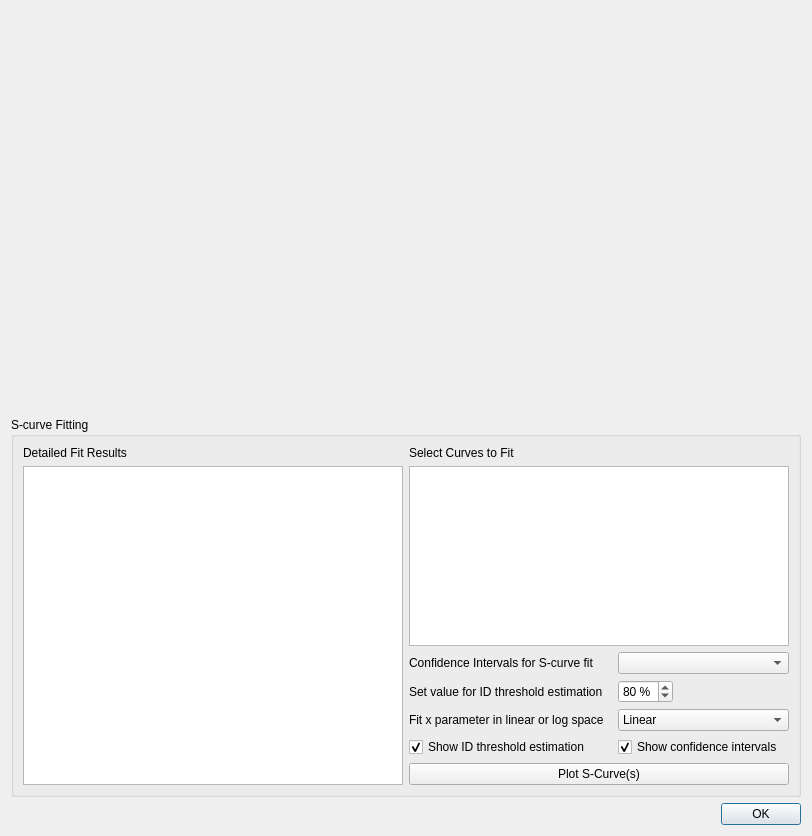
LLNL/RASE, file src/ui/results_plotting_dialog.ui: the form before one commit.
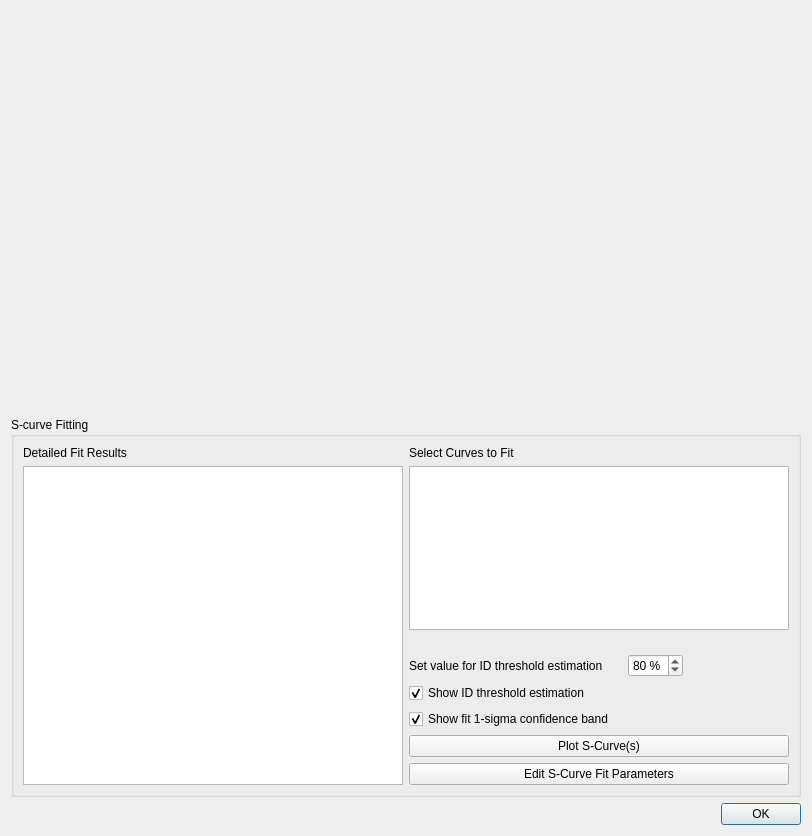
The form after the commit.

Diff of the .ui file:
```diff
--- a/src/ui/results_plotting_dialog.ui
+++ b/src/ui/results_plotting_dialog.ui
@@ -94,20 +94,6 @@
             <property name="horizontalSpacing">
              <number>14</number>
             </property>
-            <item row="0" column="0">
-             <widget class="QLabel" name="label">
-              <property name="text">
-               <string>Confidence Intervals for S-curve fit</string>
-              </property>
-             </widget>
-            </item>
-            <item row="0" column="1">
-             <widget class="QComboBox" name="alphaCBox">
-              <property name="layoutDirection">
-               <enum>Qt::LeftToRight</enum>
-              </property>
-             </widget>
-            </item>
             <item row="1" column="0">
              <widget class="QLabel" name="setValueForIDThresholdEstimationLabel">
               <property name="text">
@@ -135,45 +121,6 @@
              </widget>
             </item>
             <item row="2" column="0">
-             <widget class="QLabel" name="label_3">
-              <property name="text">
-               <string>Fit x parameter in linear or log space</string>
-              </property>
-             </widget>
-            </item>
-            <item row="2" column="1">
-             <widget class="QComboBox" name="combo_fitspace">
-              <property name="sizePolicy">
-               <sizepolicy hsizetype="Preferred" vsizetype="Fixed">
-                <horstretch>0</horstretch>
-                <verstretch>0</verstretch>
-               </sizepolicy>
-              </property>
-              <property name="minimumSize">
-               <size>
-                <width>120</width>
-                <height>0</height>
-               </size>
-              </property>
-              <property name="maximumSize">
-               <size>
-                <width>16777215</width>
-                <height>16777215</height>
-               </size>
-              </property>
-              <item>
-               <property name="text">
-                <string>Linear</string>
-               </property>
-              </item>
-              <item>
-               <property name="text">
-                <string>Logarithmic</string>
-               </property>
-              </item>
-             </widget>
-            </item>
-            <item row="3" column="0">
              <widget class="QCheckBox" name="check_idshow">
               <property name="layoutDirection">
                <enum>Qt::LeftToRight</enum>
@@ -186,16 +133,29 @@
               </property>
              </widget>
             </item>
-            <item row="3" column="1">
+            <item row="3" column="0">
              <widget class="QCheckBox" name="check_confint">
               <property name="text">
-               <string>Show confidence intervals</string>
+               <string>Show fit 1-sigma confidence band</string>
               </property>
               <property name="checked">
                <bool>true</bool>
               </property>
              </widget>
             </item>
+            <item row="0" column="0">
+             <spacer name="verticalSpacer">
+              <property name="orientation">
+               <enum>Qt::Vertical</enum>
+              </property>
+              <property name="sizeHint" stdset="0">
+               <size>
+                <width>20</width>
+                <height>40</height>
+               </size>
+              </property>
+             </spacer>
+            </item>
            </layout>
           </item>
           <item>
@@ -205,6 +165,13 @@
             </property>
            </widget>
           </item>
+          <item>
+           <widget class="QPushButton" name="btnEditParams">
+            <property name="text">
+             <string>Edit S-Curve Fit Parameters</string>
+            </property>
+           </widget>
+          </item>
          </layout>
         </item>
        </layout>
```
